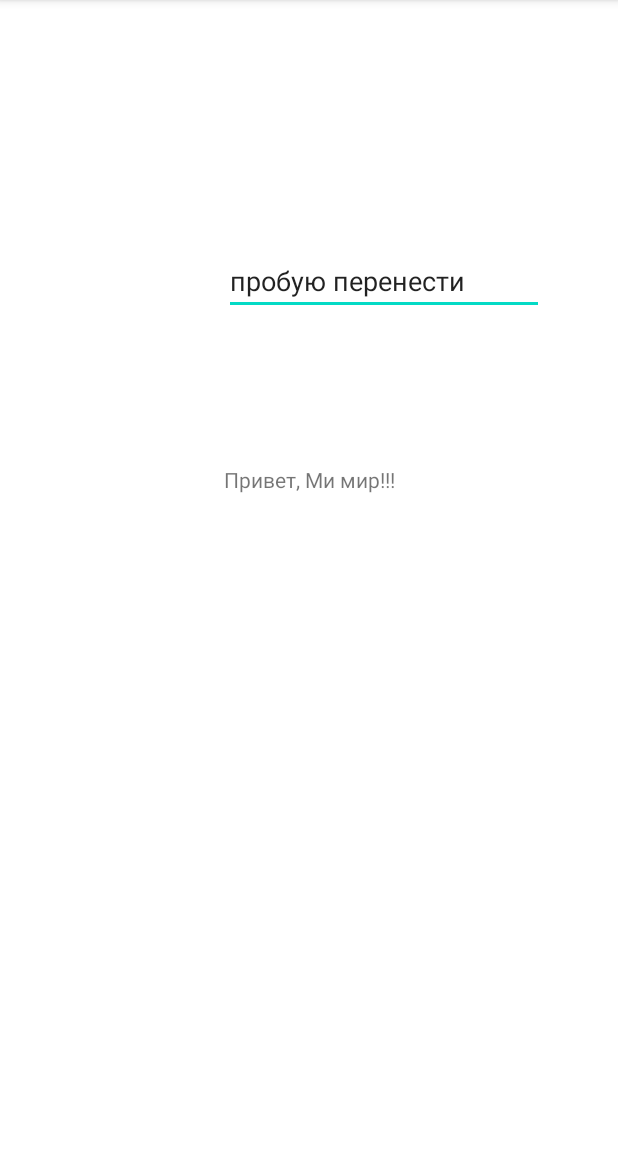
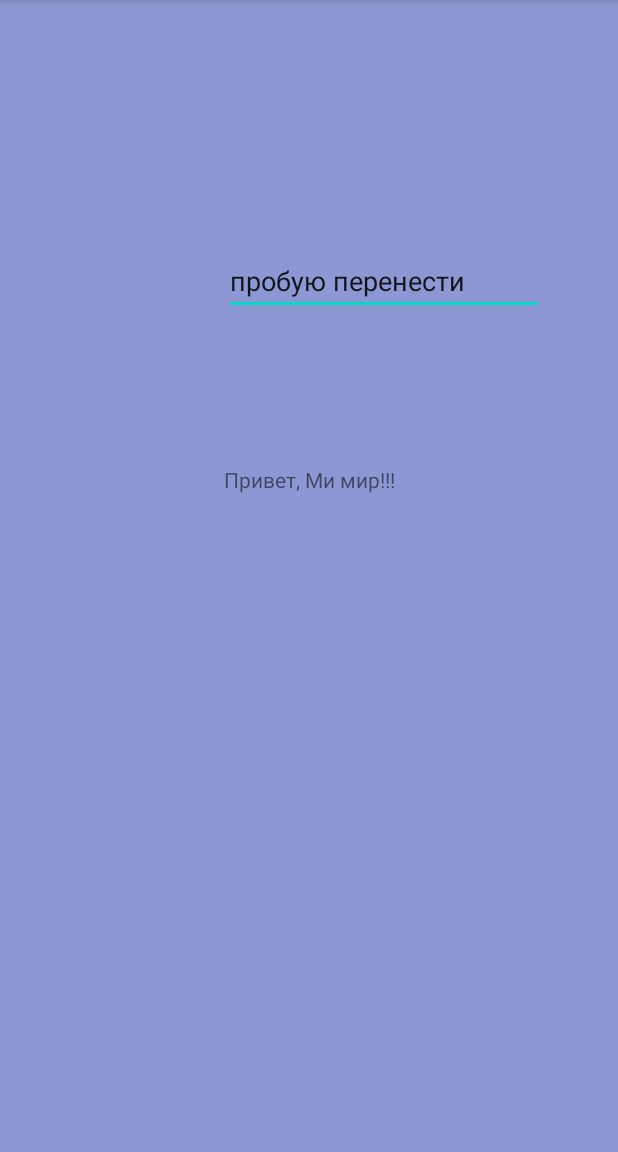
Before and after one commit to SergeyGrib74/My_Trial_App, an Android app: the screen it shows after launch (MainActivity), on a phone screen of 412 x 824 dp, the part 84-1236 px from its top. Run offline under Robolectric (Android 15) with nearby library versions, the phone set to English and light mode, and no system bars.

Commit message:
Изменил фон на синий

```diff
--- a/app/src/main/res/layout/activity_main.xml
+++ b/app/src/main/res/layout/activity_main.xml
@@ -4,6 +4,7 @@
     xmlns:tools="http://schemas.android.com/tools"
     android:layout_width="match_parent"
     android:layout_height="match_parent"
+    android:background="#983F51B5"
     tools:context=".MainActivity">
 
     <TextView
@@ -29,6 +30,7 @@
         app:layout_constraintStart_toStartOf="@+id/textView" />
 
     <RadioGroup
+        android:id="@+id/radioGroup"
         android:layout_width="82dp"
         android:layout_height="151dp"
         android:layout_marginTop="32dp"
```
